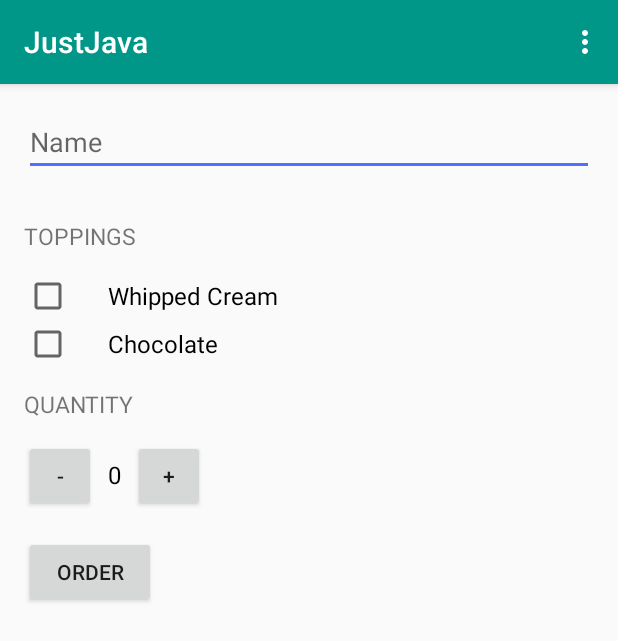
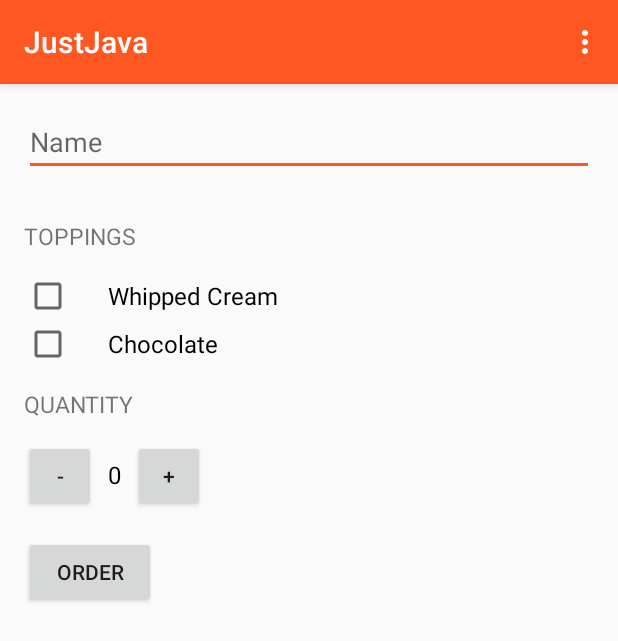
Before and after one commit to Vikctar/JustJava, an Android app: the screen it shows after launch (MainActivity), on a phone screen of 412 x 824 dp. Shown: the top 641 px of the screen. Run offline under Robolectric (Android 15) with nearby library versions, the phone set to English and light mode, and no system bars.

Commit message:
play with the colors

```diff
--- a/app/src/main/res/values/colors.xml
+++ b/app/src/main/res/values/colors.xml
@@ -6,4 +6,13 @@
     <color name="colorPrimaryDark">#00796B</color>
     <!-- Theme UI controls like checkboxes and text fields -->
     <color name="colorAccent">#536DFE</color>
+
+    <color name="primary">#FF5722</color>
+    <color name="primary_dark">#E64A19</color>
+    <color name="primary_light">#FFCCBC</color>
+    <color name="accent">#FF5722</color>
+    <color name="primary_text">#212121</color>
+    <color name="secondary_text">#757575</color>
+    <color name="icons">#FFFFFF</color>
+    <color name="divider">#BDBDBD</color>
 </resources>
--- a/app/src/main/res/values/styles.xml
+++ b/app/src/main/res/values/styles.xml
@@ -3,9 +3,9 @@
     <!-- Base application theme. -->
     <style name="AppTheme" parent="Theme.AppCompat.Light.DarkActionBar">
         <!-- Customize your theme here. -->
-        <item name="colorPrimary">@color/colorPrimary</item>
-        <item name="colorPrimaryDark">@color/colorPrimaryDark</item>
-        <item name="colorAccent">@color/colorAccent</item>
+        <item name="colorPrimary">@color/primary</item>
+        <item name="colorPrimaryDark">@color/primary_dark</item>
+        <item name="colorAccent">@color/accent</item>
     </style>
 
     <!-- Style for header text in the order form -->
```
